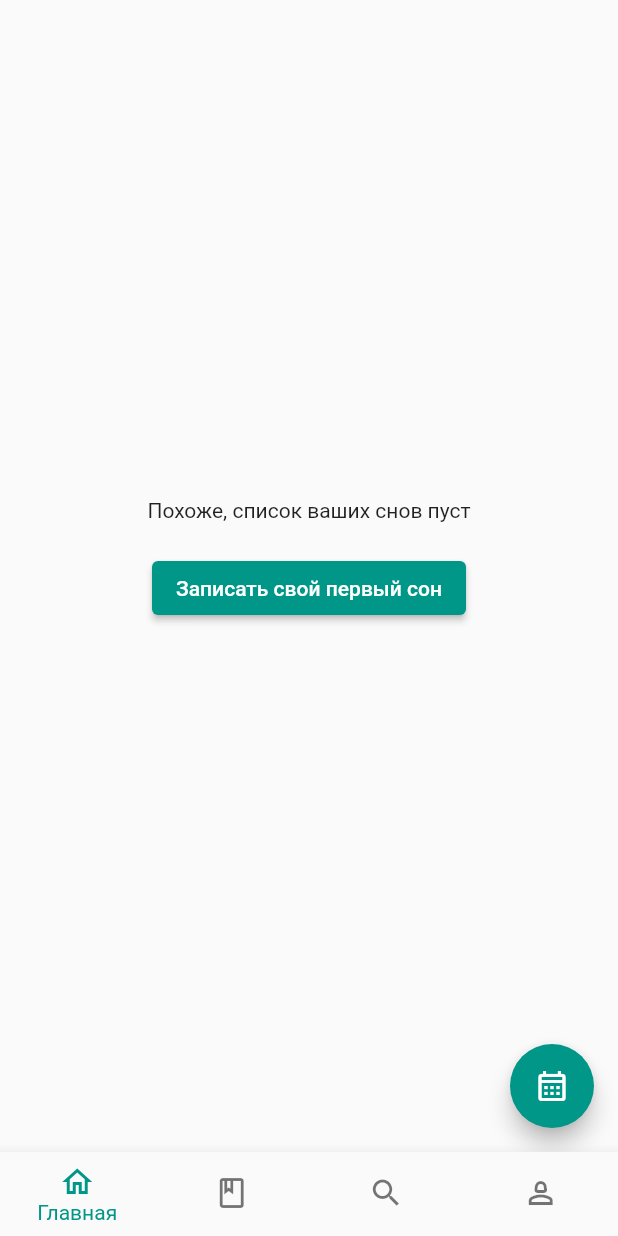
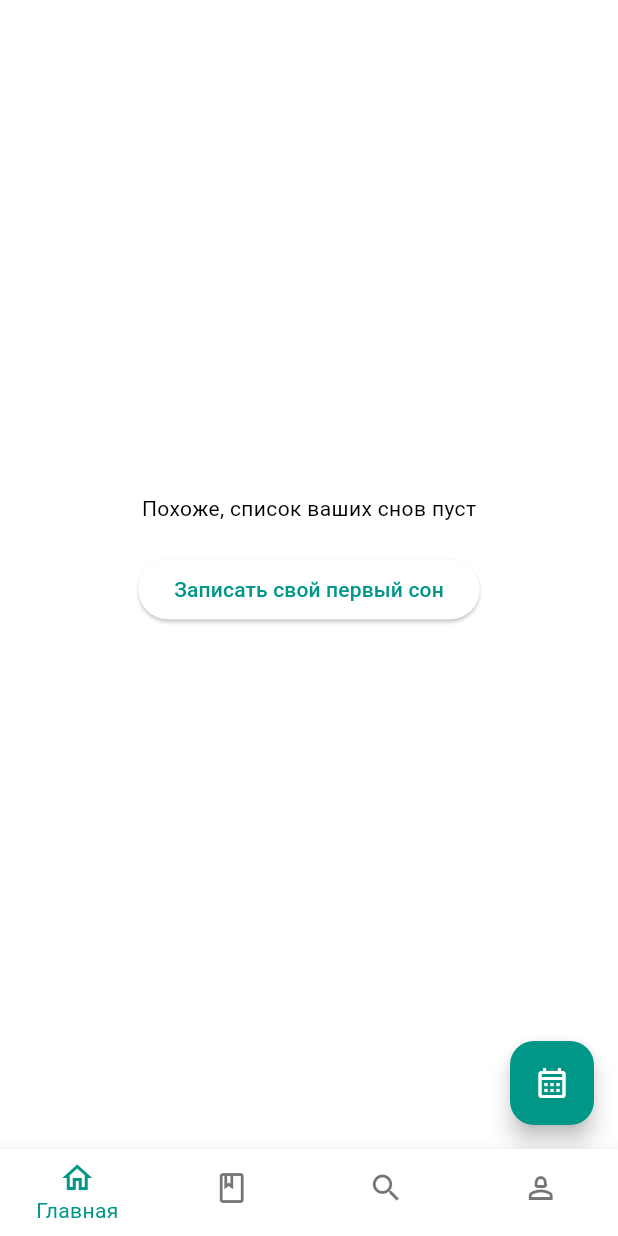
Before and after one commit to EvgrafovBTW/dream_note, a Flutter app: the screen it shows after launch, on a phone screen of 412 x 824 dp. Run offline on Flutter 3.47's test engine with Material 2 defaults, Android fonts, the phone set to English and light mode, and no system bars; drawn by our look-alikes of flutter_platform_widgets, keyboard_dismisser, overlay_support; our stand-ins replace bloc, equatable, firebase_core, firebase_messaging, flutter_bloc, flutter_slidable and 4 more; missing offline and left inert: flutter_whatsnew; accounts and stored records are empty.

```diff
--- a/lib/main.dart
+++ b/lib/main.dart
@@ -14,6 +14,7 @@ import 'package:dream_note/screens/profile_screen.dart';
 import 'package:dream_note/utils.dart';
 import 'package:firebase_core/firebase_core.dart';
 import 'package:firebase_messaging/firebase_messaging.dart';
+import 'package:flutter/services.dart';
 import 'package:keyboard_dismisser/keyboard_dismisser.dart';
 import 'package:overlay_support/overlay_support.dart';
 import 'package:package_info_plus/package_info_plus.dart';
@@ -113,12 +114,19 @@ class MainApp extends StatelessWidget {
             child: PlatformApp(
               material: (context, platform) => MaterialAppData(
                 theme: ThemeData(
+                  appBarTheme: AppBarTheme(
+                    backgroundColor: settingsState.primaryColor,
+                    foregroundColor: settingsState.onPrimaryColor,
+                    systemOverlayStyle: SystemUiOverlayStyle(
+                      statusBarColor: settingsState.primaryColor,
+                    )
+                  ),
                   iconTheme: IconThemeData(
                     color: settingsState.onPrimaryColor,
                   ),
                   primaryColorDark: settingsState.primaryColor,
                   primaryColorLight: settingsState.primaryColor,
-                  useMaterial3: false,
+                  useMaterial3: true,
                   colorScheme: ColorScheme(
                     brightness: settingsState.isDarkMode
                         ? Brightness.dark
@@ -127,12 +135,20 @@ class MainApp extends StatelessWidget {
                     onPrimary: Colors.white,
                     secondary: settingsState.primaryColor,
                     onSecondary: Colors.white,
+                    tertiary: settingsState.primaryColor,
+                    onTertiary: Colors.white,
                     error: Colors.red,
                     onError: Colors.white,
-                    background: Colors.white,
-                    onBackground: Colors.white,
-                    surface: settingsState.primaryColor,
-                    onSurface: settingsState.onPrimaryColor,
+                    background: settingsState.isDarkMode
+                        ? Color(0xFF222222)
+                        : Colors.white,
+                    onBackground: Colors.grey,
+                    surface: settingsState.isDarkMode
+                        ? Color(0xFF111111)
+                        : Colors.white,
+                    onSurface: settingsState.isDarkMode
+                        ? Colors.white70
+                        : Colors.black,
                   ),
                 ),
               ),
--- a/lib/screens/consecutive_screens/dream_screen.dart
+++ b/lib/screens/consecutive_screens/dream_screen.dart
@@ -23,7 +23,7 @@ class DreamScreen extends StatelessWidget {
         slivers: [
           SliverAppBar(
             leading: const BackButton(
-              color: Colors.white,
+              // color: Colors.white,
             ),
             actions: [
               PlatformIconButton(
--- a/lib/screens/consecutive_screens/settings_screen.dart
+++ b/lib/screens/consecutive_screens/settings_screen.dart
@@ -18,6 +18,7 @@ class SettingsScreen extends StatelessWidget {
       builder: (context, state) {
         return Scaffold(
           appBar: AppBar(
+            backgroundColor: settingLabelStyle.color,
             leading: const BackButton(
               color: Colors.white,
             ),
--- a/lib/screens/new_dream_screen.dart
+++ b/lib/screens/new_dream_screen.dart
@@ -49,7 +49,7 @@ class NewDreamScreen extends StatelessWidget {
                 child: Column(
                   children: [
                     const Padding(
-                      padding: EdgeInsets.symmetric(vertical: 20),
+                      padding: EdgeInsets.symmetric(vertical: 10),
                       child: NewDreamTitle(),
                     ),
                     ValueListenableBuilder(
```
Also changed, not shown: pubspec.lock, 3 other files.
